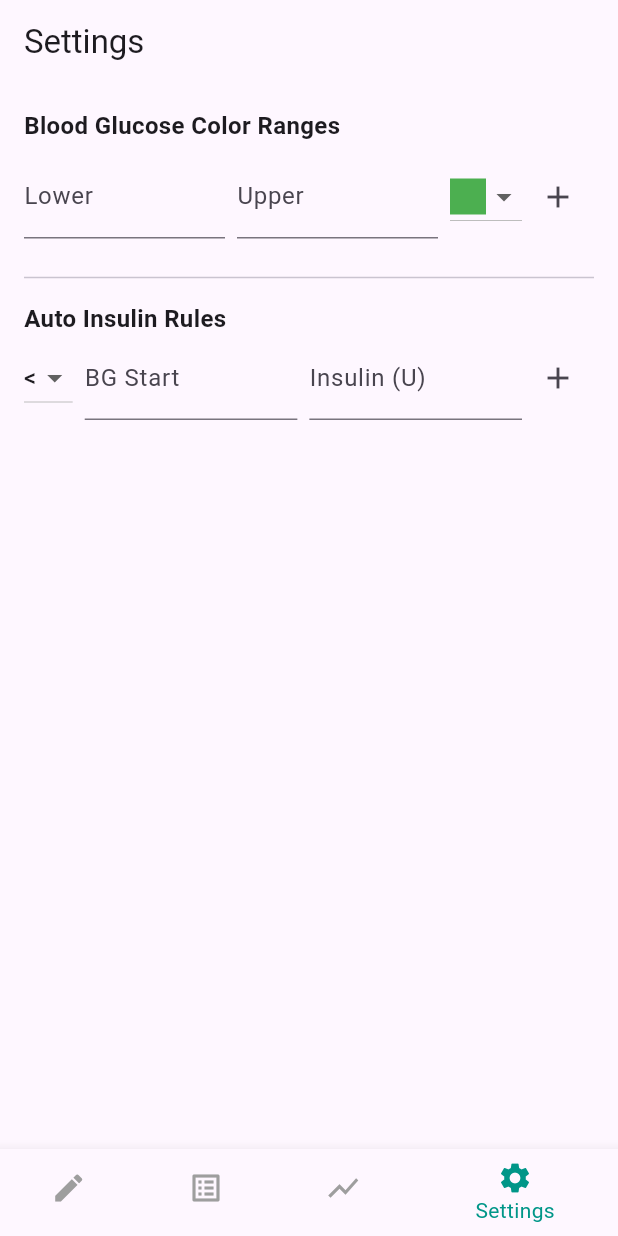
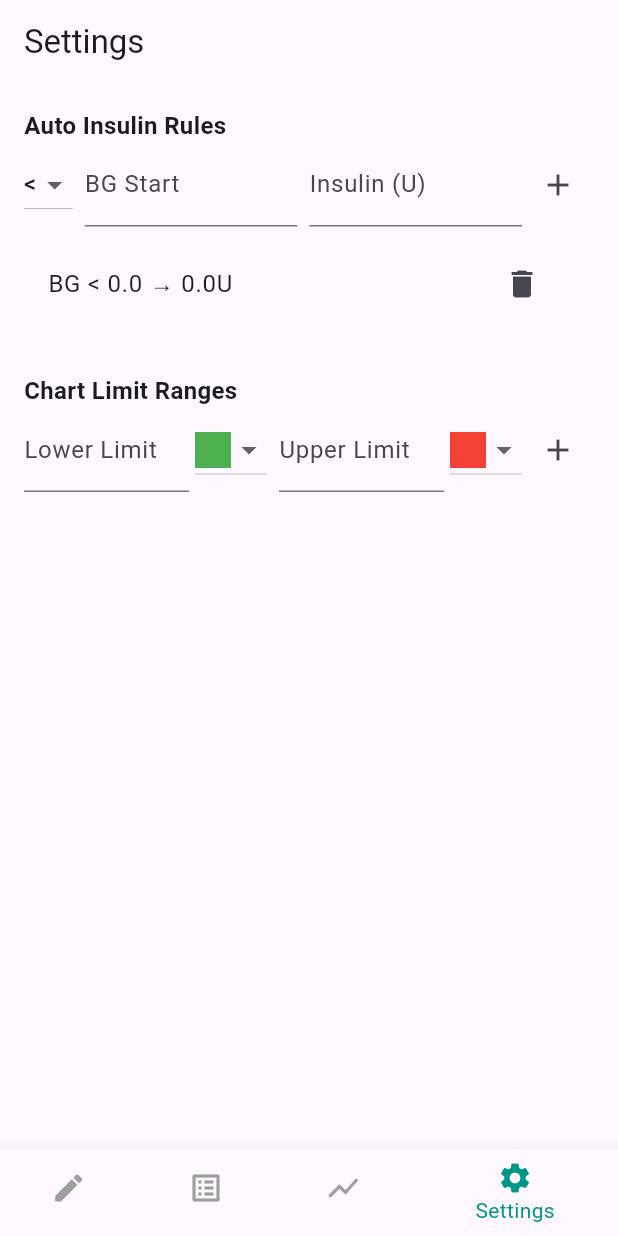
Before and after one commit to markcqhsu/cat_blood_tracker_0416_2, a Flutter app: the screen it shows after launch, item 4 of the bottom bar chosen, after a tap on the "add" icon, on a phone screen of 412 x 824 dp. Run offline on Flutter 3.47's test engine with Material 3 defaults, Android fonts, the phone set to English and light mode, and no system bars; our stand-ins replace fl_chart.

Commit message:
正常動作中

```diff
--- a/lib/main.dart
+++ b/lib/main.dart
@@ -6,6 +6,11 @@ import 'providers/settings_provider.dart';
 // import 'package:cat_blood_tracker_0416/providers/settings_provider.dart';
 
 void main() {
+  FlutterError.onError = (FlutterErrorDetails details) {
+    FlutterError.presentError(details);
+    // Optional: log to console
+    debugPrint('Flutter Error: ${details.exceptionAsString()}');
+  };
   runApp(
     MultiProvider(
       providers: [
--- a/lib/screens/entry/entry_screen.dart
+++ b/lib/screens/entry/entry_screen.dart
@@ -58,7 +58,6 @@ class _EntryScreenState extends State<EntryScreen> {
     if (_formKey.currentState!.validate()) {
       final bg = int.tryParse(_bgController.text);
       final weight = double.tryParse(_weightController.text);
-
       if (bg == null) return;
 
       final entry = GlucoseEntry(
@@ -70,7 +69,7 @@ class _EntryScreenState extends State<EntryScreen> {
 
       final provider = Provider.of<EntryProvider>(context, listen: false);
       if (_editingEntry != null) {
-        provider.updateEntry(_editingEntry!, entry);
+        provider.updateEntry(entry);
       } else {
         provider.addEntry(entry);
       }
@@ -79,26 +78,40 @@ class _EntryScreenState extends State<EntryScreen> {
       if (!mounted) return;
 
       ScaffoldMessenger.of(context).showSnackBar(
-        SnackBar(content: Text(_editingEntry != null ? 'Entry updated!' : 'Entry saved successfully!')),
+        SnackBar(
+          content: Text(
+            _editingEntry != null
+                ? 'Entry updated!'
+                : 'Entry saved successfully!',
+          ),
+        ),
       );
 
-      Navigator.of(context).pop();
+      await Future.delayed(const Duration(milliseconds: 200));
+      if (!mounted) return;
+      if (mounted && Navigator.canPop(context)) {
+        Navigator.of(context).pop();
+      }
     }
   }
 
-  void _deleteEntry() {
+  void _deleteEntry() async {
     if (_editingEntry != null) {
       final provider = Provider.of<EntryProvider>(context, listen: false);
       provider.deleteEntry(_editingEntry!);
       ScaffoldMessenger.of(context).showSnackBar(
         const SnackBar(content: Text('Entry deleted.')),
       );
-      Navigator.of(context).pop();
+      await Future.delayed(const Duration(milliseconds: 200));
+      if (!mounted) return;
+      if (mounted && Navigator.canPop(context)) {
+        Navigator.of(context).pop();
+      }
     }
   }
 
   Future<void> _pickDateTime() async {
-    final DateTime? pickedDate = await showDatePicker(
+    final pickedDate = await showDatePicker(
       context: context,
       initialDate: _selectedDateTime,
       firstDate: DateTime(2020),
@@ -106,7 +119,7 @@ class _EntryScreenState extends State<EntryScreen> {
     );
     if (pickedDate == null) return;
 
-    final TimeOfDay? pickedTime = await showTimePicker(
+    final pickedTime = await showTimePicker(
       context: context,
       initialTime: TimeOfDay.fromDateTime(_selectedDateTime),
     );
@@ -126,17 +139,16 @@ class _EntryScreenState extends State<EntryScreen> {
   @override
   Widget build(BuildContext context) {
     final screenHeight = MediaQuery.of(context).size.height;
-    final latestEntries = context.watch<EntryProvider>().entries.take(3).toList();
+    final latestEntries = List<GlucoseEntry>.from(
+      context.watch<EntryProvider>().entries,
+    )..sort((a, b) => b.dateTime.compareTo(a.dateTime));
 
     return Scaffold(
       appBar: AppBar(
         title: _editingEntry != null ? const Text('Edit Entry') : null,
         actions: [
           if (_editingEntry != null)
-            IconButton(
-              icon: const Icon(Icons.delete),
-              onPressed: _deleteEntry,
-            )
+            IconButton(icon: const Icon(Icons.delete), onPressed: _deleteEntry),
         ],
       ),
       body: SingleChildScrollView(
@@ -155,7 +167,10 @@ class _EntryScreenState extends State<EntryScreen> {
                 children: [
                   Text(
                     DateFormat('yyyy/MM/dd HH:mm').format(_selectedDateTime),
-                    style: const TextStyle(fontSize: 16, fontWeight: FontWeight.w500),
+                    style: const TextStyle(
+                      fontSize: 16,
+                      fontWeight: FontWeight.w500,
+                    ),
                   ),
                   ElevatedButton.icon(
                     onPressed: _pickDateTime,
@@ -164,7 +179,10 @@ class _EntryScreenState extends State<EntryScreen> {
                     style: ElevatedButton.styleFrom(
                       backgroundColor: Colors.teal.shade600,
                       foregroundColor: Colors.white,
-                      padding: const EdgeInsets.symmetric(horizontal: 12, vertical: 8),
+                      padding: const EdgeInsets.symmetric(
+                        horizontal: 12,
+                        vertical: 8,
+                      ),
                       textStyle: const TextStyle(fontSize: 14),
                     ),
                   ),
@@ -173,7 +191,9 @@ class _EntryScreenState extends State<EntryScreen> {
               const SizedBox(height: 16),
               Card(
                 elevation: 2,
-                shape: RoundedRectangleBorder(borderRadius: BorderRadius.circular(12)),
+                shape: RoundedRectangleBorder(
+                  borderRadius: BorderRadius.circular(12),
+                ),
                 child: Padding(
                   padding: const EdgeInsets.all(16.0),
                   child: Form(
@@ -183,14 +203,20 @@ class _EntryScreenState extends State<EntryScreen> {
                         TextFormField(
                           controller: _bgController,
                           keyboardType: TextInputType.number,
-                          decoration: const InputDecoration(labelText: 'Blood Glucose (mg/dL)'),
-                          validator: (value) => value == null || value.isEmpty ? 'Required' : null,
+                          decoration: const InputDecoration(
+                            labelText: 'Blood Glucose (mg/dL)',
+                          ),
+                          validator: (value) =>
+                              value == null || value.isEmpty ? 'Required' : null,
                         ),
                         const SizedBox(height: 12),
                         DropdownButtonFormField<double>(
                           value: _insulinValue,
-                          onChanged: (value) => setState(() => _insulinValue = value ?? 0),
-                          decoration: const InputDecoration(labelText: 'Insulin Dose (units)'),
+                          onChanged: (value) =>
+                              setState(() => _insulinValue = value ?? 0),
+                          decoration: const InputDecoration(
+                            labelText: 'Insulin Dose (units)',
+                          ),
                           items: List.generate(21, (i) => (i * 0.25)).map((dose) {
                             return DropdownMenuItem(
                               value: dose,
@@ -202,7 +228,9 @@ class _EntryScreenState extends State<EntryScreen> {
                         TextFormField(
                           controller: _weightController,
                           keyboardType: TextInputType.number,
-                          decoration: const InputDecoration(labelText: 'Cat Weight (kg)'),
+                          decoration: const InputDecoration(
+                            labelText: 'Cat Weight (kg)',
+                          ),
                         ),
                         const SizedBox(height: 20),
                         ElevatedButton(
@@ -211,9 +239,15 @@ class _EntryScreenState extends State<EntryScreen> {
                             minimumSize: const Size.fromHeight(45),
                             backgroundColor: Colors.teal.shade600,
                             foregroundColor: Colors.white,
-                            shape: RoundedRectangleBorder(borderRadius: BorderRadius.circular(8)),
+                            shape: RoundedRectangleBorder(
+                              borderRadius: BorderRadius.circular(8),
+                            ),
                           ),
-                          child: Text(_editingEntry != null ? 'Update Entry' : 'Save Entry'),
+                          child: Text(
+                            _editingEntry != null
+                                ? 'Update Entry'
+                                : 'Save Entry',
+                          ),
                         ),
                       ],
                     ),
@@ -221,13 +255,24 @@ class _EntryScreenState extends State<EntryScreen> {
                 ),
               ),
               const SizedBox(height: 20),
-              const Text('Latest 3 Entries', style: TextStyle(fontWeight: FontWeight.bold)),
-              ...latestEntries.map((entry) => Card(
-                    child: ListTile(
-                      title: Text(DateFormat('yyyy/MM/dd HH:mm').format(entry.dateTime)),
-                      subtitle: Text('BG: ${entry.bloodGlucose} • Insulin: ${entry.insulinDose} • Weight: ${entry.weight ?? '-'}'),
-                    ),
-                  ))
+              const Text(
+                'Latest 3 Entries',
+                style: TextStyle(fontWeight: FontWeight.bold),
+              ),
+              if (latestEntries.isNotEmpty)
+                ...latestEntries.take(3).map((entry) => Card(
+                      child: ListTile(
+                        title: Text(
+                          DateFormat('yyyy/MM/dd HH:mm')
+                              .format(entry.dateTime),
+                        ),
+                        subtitle: Text(
+                          'BG: ${entry.bloodGlucose} • Insulin: ${entry.insulinDose} • Weight: ${entry.weight?.toStringAsFixed(1) ?? '-'}',
+                        ),
+                      ),
+                    ))
+              else
+                const Text('No recent entries.'),
             ],
           ),
         ),
--- a/lib/screens/settings/settings_screen.dart
+++ b/lib/screens/settings/settings_screen.dart
@@ -10,27 +10,21 @@ class SettingsScreen extends StatefulWidget {
 }
 
 class _SettingsScreenState extends State<SettingsScreen> {
-  double _lower = 0;
-  double _upper = 0;
-  Color _selectedColor = Colors.green;
-
   double _bgStart = 0;
   double _bgEnd = 0;
   double _insulinAmount = 0;
   String _comparison = '<';
 
+  List<Map<String, dynamic>> _limitRanges = [];
+
   final _availableColors = <Color>[Colors.green, Colors.orange, Colors.red, Colors.blue, Colors.purple];
 
-  void _addColorRange() {
-    if (_lower >= 0 && _upper > _lower) {
-      final settings = context.read<SettingsProvider>();
-      settings.addColorRange(_lower, _upper, _selectedColor.value.toRadixString(16));
-      setState(() {
-        _lower = 0;
-        _upper = 0;
-      });
-    }
-  }
+  // Optionally add persistence later
+
+  double _tempLower = 0;
+  double _tempUpper = 0;
+  Color _tempLowerColor = Colors.green;
+  Color _tempUpperColor = Colors.red;
 
   void _addInsulinRule() {
     final settings = context.read<SettingsProvider>();
@@ -48,6 +42,22 @@ class _SettingsScreenState extends State<SettingsScreen> {
     });
   }
 
+  void _addLimitRange() {
+    final settings = context.read<SettingsProvider>();
+    settings.addLimitRange(
+      lower: _tempLower,
+      upper: _tempUpper,
+      lowerColor: _tempLowerColor,
+      upperColor: _tempUpperColor,
+    );
+    setState(() {
+      _tempLower = 0;
+      _tempUpper = 0;
+      _tempLowerColor = Colors.green;
+      _tempUpperColor = Colors.red;
+    });
+  }
+
   @override
   Widget build(BuildContext context) {
     final settings = context.watch<SettingsProvider>();
@@ -59,55 +69,6 @@ class _SettingsScreenState extends State<SettingsScreen> {
         child: Column(
           crossAxisAlignment: CrossAxisAlignment.start,
           children: [
-            const Text('Blood Glucose Color Ranges', style: TextStyle(fontSize: 16, fontWeight: FontWeight.bold)),
-            const SizedBox(height: 8),
-            Row(
-              children: [
-                Expanded(
-                  child: TextField(
-                    keyboardType: TextInputType.number,
-                    decoration: const InputDecoration(labelText: 'Lower'),
-                    onChanged: (val) => _lower = double.tryParse(val) ?? 0,
-                  ),
-                ),
-                const SizedBox(width: 8),
-                Expanded(
-                  child: TextField(
-                    keyboardType: TextInputType.number,
-                    decoration: const InputDecoration(labelText: 'Upper'),
-                    onChanged: (val) => _upper = double.tryParse(val) ?? 0,
-                  ),
-                ),
-                const SizedBox(width: 8),
-                DropdownButton<Color>(
-                  value: _selectedColor,
-                  onChanged: (color) => setState(() => _selectedColor = color!),
-                  items: _availableColors.map((color) => DropdownMenuItem(
-                    value: color,
-                    child: Container(width: 24, height: 24, color: color),
-                  )).toList(),
-                ),
-                IconButton(
-                  onPressed: _addColorRange,
-                  icon: const Icon(Icons.add),
-                )
-              ],
-            ),
-            const SizedBox(height: 10),
-            ...settings.colorRanges.map((r) => ListTile(
-              title: Text('BG: ${r["start"]} - ${r["end"]}'),
-              trailing: Row(
-                mainAxisSize: MainAxisSize.min,
-                children: [
-                  Container(width: 20, height: 20, color: Color(int.parse(r['color'], radix: 16))),
-                  IconButton(
-                    icon: const Icon(Icons.delete),
-                    onPressed: () => settings.removeColorRange(r),
-                  ),
-                ],
-              ),
-            )),
-            const Divider(height: 32),
             const Text('Auto Insulin Rules', style: TextStyle(fontSize: 16, fontWeight: FontWeight.bold)),
             Row(
               children: [
@@ -158,6 +119,71 @@ class _SettingsScreenState extends State<SettingsScreen> {
                 onPressed: () => settings.removeInsulinRule(r),
               ),
             )),
+            const SizedBox(height: 32),
+            const Text('Chart Limit Ranges', style: TextStyle(fontSize: 16, fontWeight: FontWeight.bold)),
+            Row(
+              children: [
+                Expanded(
+                  child: TextField(
+                    keyboardType: TextInputType.number,
+                    decoration: const InputDecoration(labelText: 'Lower Limit'),
+                    onChanged: (val) => _tempLower = double.tryParse(val) ?? 0,
+                  ),
+                ),
+                const SizedBox(width: 4),
+                DropdownButton<Color>(
+                  value: _tempLowerColor,
+                  onChanged: (color) => setState(() => _tempLowerColor = color!),
+                  items: _availableColors.map((color) => DropdownMenuItem(
+                    value: color,
+                    child: Container(width: 24, height: 24, color: color),
+                  )).toList(),
+                ),
+                const SizedBox(width: 8),
+                Expanded(
+                  child: TextField(
+                    keyboardType: TextInputType.number,
+                    decoration: const InputDecoration(labelText: 'Upper Limit'),
+                    onChanged: (val) => _tempUpper = double.tryParse(val) ?? 0,
+                  ),
+                ),
+                const SizedBox(width: 4),
+                DropdownButton<Color>(
+                  value: _tempUpperColor,
+                  onChanged: (color) => setState(() => _tempUpperColor = color!),
+                  items: _availableColors.map((color) => DropdownMenuItem(
+                    value: color,
+                    child: Container(width: 24, height: 24, color: color),
+                  )).toList(),
+                ),
+                IconButton(
+                  onPressed: _addLimitRange,
+                  icon: const Icon(Icons.add),
+                ),
+              ],
+            ),
+            const SizedBox(height: 10),
+            ...settings.limitRanges.map((range) => Card(
+              child: ListTile(
+                title: Text('Range: ${range['lower']} - ${range['upper']}'),
+                subtitle: Row(
+                  crossAxisAlignment: CrossAxisAlignment.center,
+                  children: [
+                    const Text('Lower:', style: TextStyle(fontSize: 12)),
+                    const SizedBox(width: 4),
+                    Container(width: 20, height: 20, color: range['lowerColor']),
+                    const SizedBox(width: 16),
+                    const Text('Upper:', style: TextStyle(fontSize: 12)),
+                    const SizedBox(width: 4),
+                    Container(width: 20, height: 20, color: range['upperColor']),
+                  ],
+                ),
+                trailing: IconButton(
+                  icon: const Icon(Icons.delete),
+                  onPressed: () => settings.removeLimitRange(range),
+                ),
+              ),
+            )),
           ],
         ),
       ),
--- a/pubspec.yaml
+++ b/pubspec.yaml
@@ -38,6 +38,7 @@ dependencies:
   file_saver: ^0.2.14
   path_provider: ^2.1.1
   csv: ^5.0.0
+  uuid: ^4.0.0
 
   # The following adds the Cupertino Icons font to your application.
   # Use with the CupertinoIcons class for iOS style icons.
```
Also changed, not shown: lib/models/glucose_entry.dart (+25 -1 lines), lib/providers/entry_provider.dart (+15 -6 lines), lib/providers/settings_provider.dart (+20 -23 lines), lib/screens/chart/chart_screen.dart (+10 -8 lines), pubspec.lock.
